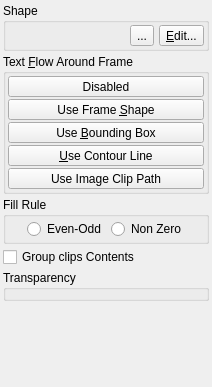
This is scribus/ui/propertiespalette_groupbase.ui in nitramr/scribus as Qt 5 draws it before an edit. The edited form follows.
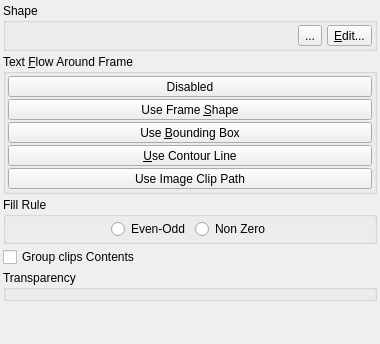
This is the edited form. Custom widgets are drawn as their Qt base class.

What changed in the file:
```diff
--- a/scribus/ui/propertiespalette_groupbase.ui
+++ b/scribus/ui/propertiespalette_groupbase.ui
@@ -2,13 +2,11 @@
 <ui version="4.0">
  <class>PropertiesPalette_GroupBase</class>
  <widget class="QWidget" name="PropertiesPalette_GroupBase">
-  <property name="geometry">
-   <rect>
-    <x>0</x>
-    <y>0</y>
-    <width>212</width>
-    <height>387</height>
-   </rect>
+  <property name="minimumSize">
+   <size>
+    <width>380</width>
+    <height>0</height>
+   </size>
   </property>
   <property name="maximumSize">
    <size>
```
Left out of the diff: 2 changed lines with no effect on the pictures.
